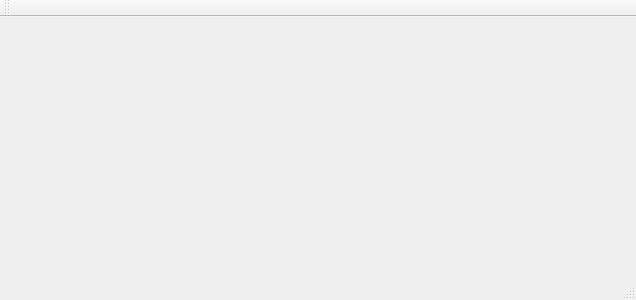
Before: the Qt Designer form mainwindow.ui in sas26031962/Sqlite_Example0, drawn with Qt 5.
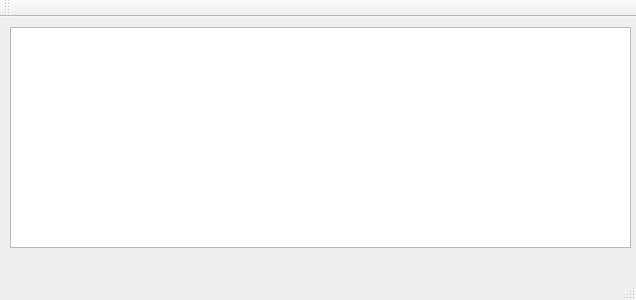
After: the same form once the commit is applied.

Patch:
```diff
--- a/mainwindow.ui
+++ b/mainwindow.ui
@@ -13,7 +13,18 @@
   <property name="windowTitle">
    <string>MainWindow</string>
   </property>
-  <widget class="QWidget" name="centralWidget"/>
+  <widget class="QWidget" name="centralWidget">
+   <widget class="QTableView" name="tableView">
+    <property name="geometry">
+     <rect>
+      <x>10</x>
+      <y>10</y>
+      <width>621</width>
+      <height>221</height>
+     </rect>
+    </property>
+   </widget>
+  </widget>
   <widget class="QMenuBar" name="menuBar">
    <property name="geometry">
     <rect>
```
